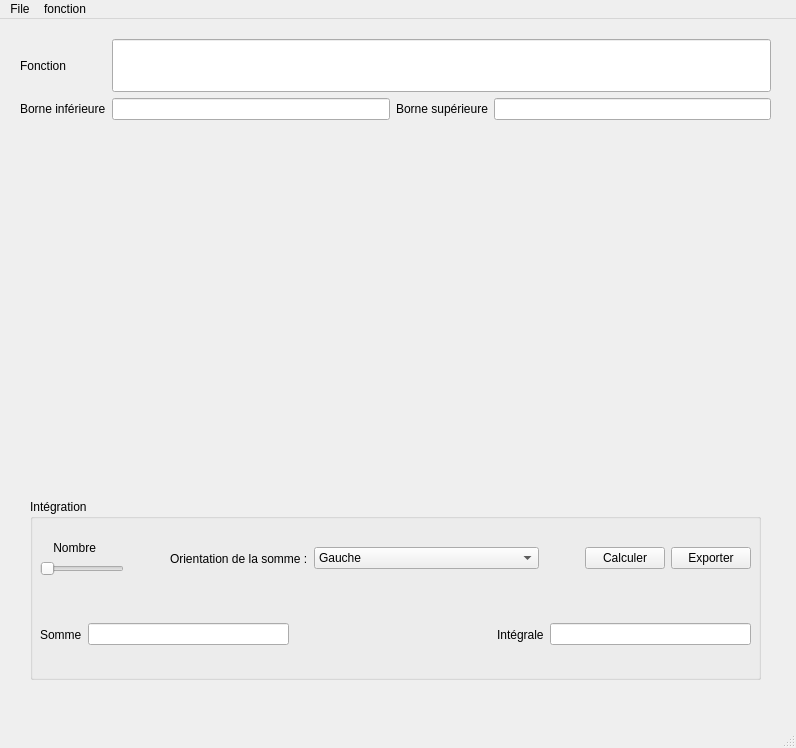
Qt form ui/mainWindow.ui (LucaSaricaLangevin/TP2-Luca-Steven) before a commit.
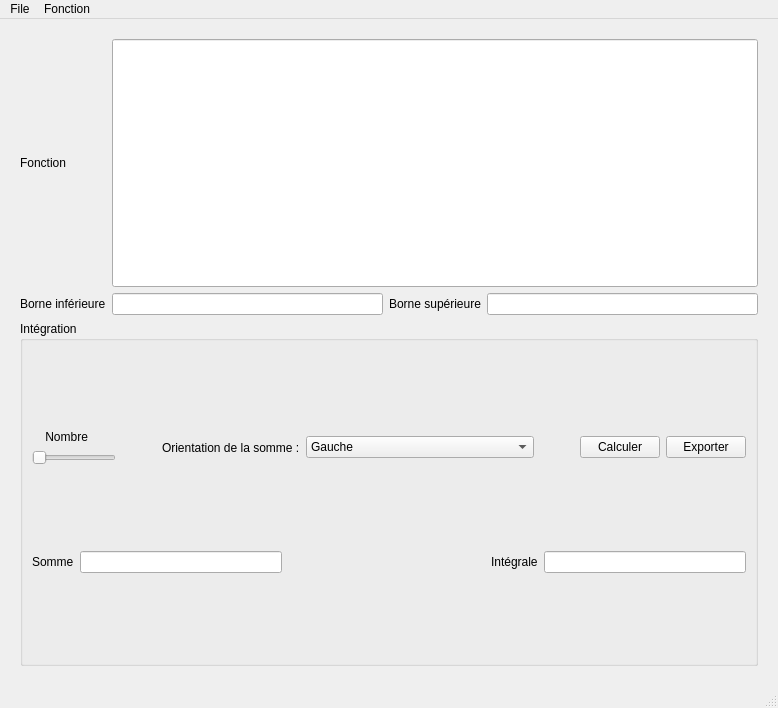
The same form after that commit.

Commit message: Autre mise a jour du ui

What changed in the file:
```diff
--- a/ui/mainWindow.ui
+++ b/ui/mainWindow.ui
@@ -6,46 +6,80 @@
    <rect>
     <x>0</x>
     <y>0</y>
-    <width>796</width>
-    <height>748</height>
+    <width>778</width>
+    <height>708</height>
    </rect>
   </property>
   <property name="windowTitle">
    <string>MainWindow</string>
   </property>
   <widget class="QWidget" name="centralwidget">
-   <widget class="QWidget" name="verticalLayoutWidget">
-    <property name="geometry">
-     <rect>
-      <x>30</x>
-      <y>110</y>
-      <width>741</width>
-      <height>361</height>
-     </rect>
+   <layout class="QVBoxLayout" name="verticalLayout_4">
+    <property name="leftMargin">
+     <number>20</number>
     </property>
+    <property name="topMargin">
+     <number>20</number>
+    </property>
+    <property name="rightMargin">
+     <number>20</number>
+    </property>
+    <property name="bottomMargin">
+     <number>20</number>
+    </property>
+    <item>
+     <layout class="QVBoxLayout" name="verticalLayout" stretch="20,55,25">
+      <item>
+       <layout class="QGridLayout" name="gridLayout">
+        <item row="2" column="3">
+         <widget class="QLineEdit" name="supLineEdit"/>
+        </item>
+        <item row="2" column="2">
+         <widget class="QLabel" name="supLabel">
+          <property name="text">
+           <string>Borne supérieure</string>
+          </property>
+         </widget>
+        </item>
+        <item row="2" column="0">
+         <widget class="QLabel" name="infLabel">
+          <property name="text">
+           <string>Borne inférieure</string>
+          </property>
+         </widget>
+        </item>
+        <item row="2" column="1">
+         <widget class="QLineEdit" name="infLineEdit"/>
+        </item>
+        <item row="1" column="0">
+         <widget class="QLabel" name="functionLabel">
+          <property name="text">
+           <string>Fonction</string>
+          </property>
+         </widget>
+        </item>
+        <item row="1" column="1" colspan="3">
+         <widget class="QLineEdit" name="functionLineEdit">
+          <property name="sizePolicy">
+           <sizepolicy hsizetype="MinimumExpanding" vsizetype="Minimum">
+            <horstretch>0</horstretch>
+            <verstretch>0</verstretch>
+           </sizepolicy>
+          </property>
+         </widget>
+        </item>
+       </layout>
+      </item>
+      <item>
     <layout class="QVBoxLayout" name="functionLayout"/>
-   </widget>
+      </item>
+      <item>
    <widget class="QGroupBox" name="groupBox">
-    <property name="geometry">
-     <rect>
-      <x>30</x>
-      <y>480</y>
-      <width>731</width>
-      <height>181</height>
-     </rect>
-    </property>
     <property name="title">
      <string>Intégration</string>
     </property>
-    <widget class="QWidget" name="verticalLayoutWidget_2">
-     <property name="geometry">
-      <rect>
-       <x>10</x>
-       <y>20</y>
-       <width>711</width>
-       <height>80</height>
-      </rect>
-     </property>
+        <layout class="QVBoxLayout" name="verticalLayout_3">
+         <item>
      <layout class="QVBoxLayout" name="verticalLayout_2">
       <item>
        <layout class="QHBoxLayout" name="horizontalLayout_4" stretch="0,0,1,6,0,0,0">
@@ -131,16 +165,8 @@
        </layout>
       </item>
      </layout>
-    </widget>
-    <widget class="QWidget" name="layoutWidget">
-     <property name="geometry">
-      <rect>
-       <x>10</x>
-       <y>110</y>
-       <width>711</width>
-       <height>51</height>
-      </rect>
-     </property>
+         </item>
+         <item>
      <layout class="QHBoxLayout" name="horizontalLayout">
       <item>
        <widget class="QLabel" name="sommeLabel">
@@ -176,64 +202,20 @@
        <widget class="QLineEdit" name="integraleLineEdit"/>
       </item>
      </layout>
-    </widget>
-   </widget>
-   <widget class="QWidget" name="gridLayoutWidget">
-    <property name="geometry">
-     <rect>
-      <x>20</x>
-      <y>20</y>
-      <width>751</width>
-      <height>81</height>
-     </rect>
-    </property>
-    <layout class="QGridLayout" name="gridLayout">
-     <item row="2" column="3">
-      <widget class="QLineEdit" name="supLineEdit"/>
-     </item>
-     <item row="2" column="2">
-      <widget class="QLabel" name="supLabel">
-       <property name="text">
-        <string>Borne supérieure</string>
-       </property>
-      </widget>
-     </item>
-     <item row="2" column="0">
-      <widget class="QLabel" name="infLabel">
-       <property name="text">
-        <string>Borne inférieure</string>
-       </property>
-      </widget>
-     </item>
-     <item row="2" column="1">
-      <widget class="QLineEdit" name="infLineEdit"/>
-     </item>
-     <item row="1" column="0">
-      <widget class="QLabel" name="functionLabel">
-       <property name="text">
-        <string>Fonction</string>
-       </property>
-      </widget>
-     </item>
-     <item row="1" column="1" colspan="3">
-      <widget class="QLineEdit" name="functionLineEdit">
-       <property name="sizePolicy">
-        <sizepolicy hsizetype="MinimumExpanding" vsizetype="Minimum">
-         <horstretch>0</horstretch>
-         <verstretch>0</verstretch>
-        </sizepolicy>
-       </property>
-      </widget>
-     </item>
-    </layout>
-   </widget>
+         </item>
+        </layout>
+       </widget>
+      </item>
+     </layout>
+    </item>
+   </layout>
   </widget>
   <widget class="QMenuBar" name="menubar">
    <property name="geometry">
     <rect>
      <x>0</x>
      <y>0</y>
-     <width>796</width>
+     <width>778</width>
      <height>38</height>
     </rect>
    </property>
@@ -244,7 +226,7 @@
    </widget>
    <widget class="QMenu" name="menufonction">
     <property name="title">
-     <string>fonction</string>
+     <string>Fonction</string>
     </property>
    </widget>
    <addaction name="menuFile"/>
```
Lines whose indentation alone changed are shown as unchanged.
